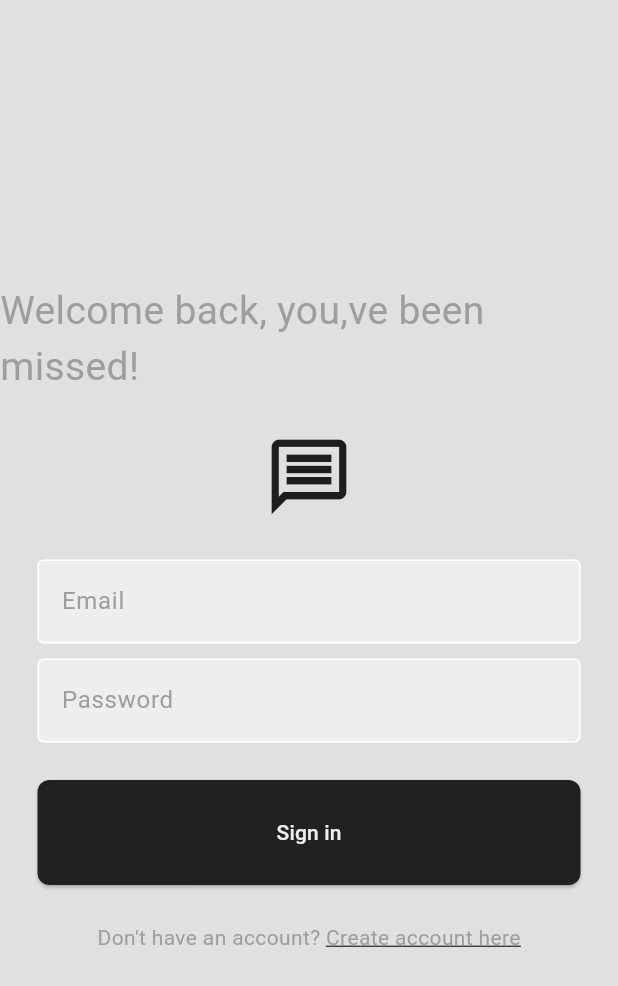
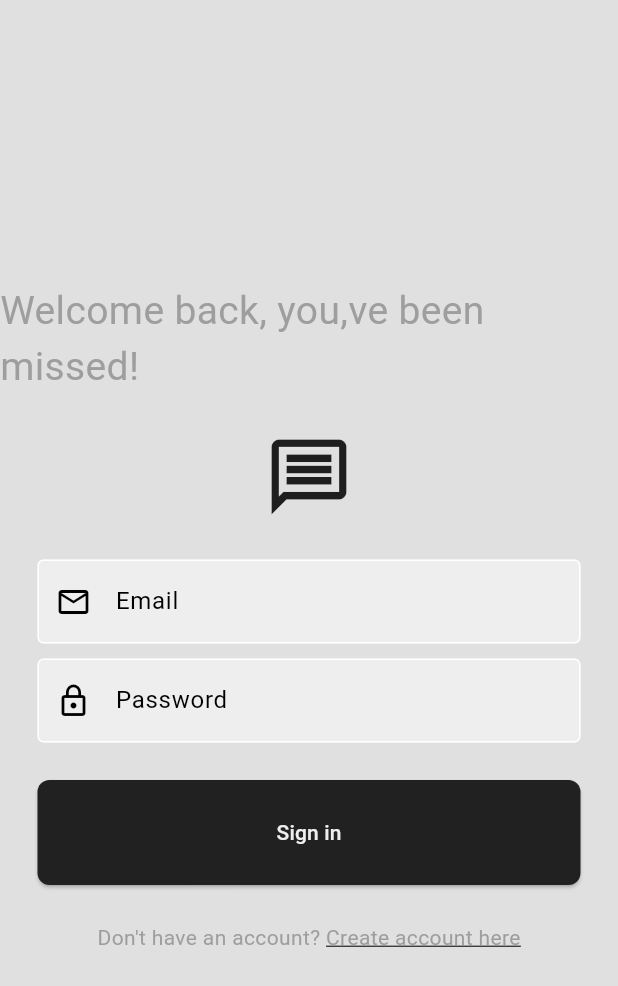
Before and after one commit to Ghornon/minimal-chat-app, a Flutter app: the screen it shows after launch, on a phone screen of 412 x 824 dp. Shown: the top 986 px of the screen. Run offline on Flutter 3.47's test engine with Material 3 defaults, Android fonts, the phone set to English and light mode, and no system bars; our stand-ins replace cloud_firestore, firebase_auth, firebase_core, flutter_svg; accounts and stored records are empty.

Commit message:
Update textfields

```diff
--- a/lib/components/custom_textfield.dart
+++ b/lib/components/custom_textfield.dart
@@ -6,6 +6,7 @@ class CustomTextFiled extends StatelessWidget {
   final TextEditingController controller;
   final FocusNode? focusNode;
   final String? Function(String?)? validator;
+  final Widget? prefixIcon;
 
   const CustomTextFiled({
     super.key,
@@ -14,6 +15,7 @@ class CustomTextFiled extends StatelessWidget {
     required this.controller,
     this.focusNode,
     this.validator,
+    this.prefixIcon,
   });
 
   @override
@@ -26,16 +28,17 @@ class CustomTextFiled extends StatelessWidget {
           validator: validator,
           decoration: InputDecoration(
             enabledBorder: OutlineInputBorder(
-                  borderSide: BorderSide(
-                      color: Theme.of(context).colorScheme.tertiary)),
+                borderSide:
+                    BorderSide(color: Theme.of(context).colorScheme.tertiary)),
             focusedBorder: OutlineInputBorder(
                 borderSide:
                     BorderSide(color: Theme.of(context).colorScheme.primary)),
             fillColor: Theme.of(context).colorScheme.secondary,
             filled: true,
-              hintText: hintText,
-              hintStyle:
-                  TextStyle(color: Theme.of(context).colorScheme.primary)),
+            labelText: hintText,
+            hintStyle: TextStyle(color: Theme.of(context).colorScheme.primary),
+            prefixIcon: prefixIcon,
+          ),
         ));
   }
 }
--- a/lib/pages/login_page.dart
+++ b/lib/pages/login_page.dart
@@ -67,6 +67,7 @@ class LoginPage extends StatelessWidget {
                   hintText: "Email",
                   obscureText: false,
                   controller: _emailController,
+                  prefixIcon: const Icon(Icons.email_outlined),
                   validator: (value) {
                     return RegExp(
                                 r"^[a-zA-Z0-9.a-zA-Z0-9.!#$%&'*+-/=?^_`{|}~]+@[a-zA-Z0-9]+\.[a-zA-Z]+")
@@ -84,6 +85,7 @@ class LoginPage extends StatelessWidget {
                   hintText: "Password",
                   obscureText: true,
                   controller: _passwordController,
+                  prefixIcon: const Icon(Icons.lock_outline),
                   validator: (value) {
                     if (value!.length < 6) {
                       return "Password must be at least 6 characters";
--- a/lib/pages/register_page.dart
+++ b/lib/pages/register_page.dart
@@ -65,6 +65,7 @@ class RegisterPage extends StatelessWidget {
                   hintText: "Email",
                   obscureText: false,
                   controller: _emailController,
+                  prefixIcon: const Icon(Icons.email_outlined),
                   validator: (value) {
                     return RegExp(
                                 r"^[a-zA-Z0-9.a-zA-Z0-9.!#$%&'*+-/=?^_`{|}~]+@[a-zA-Z0-9]+\.[a-zA-Z]+")
@@ -82,6 +83,7 @@ class RegisterPage extends StatelessWidget {
                   hintText: "Password",
                   obscureText: true,
                   controller: _passwordController,
+                  prefixIcon: const Icon(Icons.lock_outlined),
                   validator: (value) {
                     if (value!.length < 6) {
                       return "Password must be at least 6 characters";
@@ -99,6 +101,7 @@ class RegisterPage extends StatelessWidget {
                   hintText: "Retype password",
                   obscureText: true,
                   controller: _retypeController,
+                  prefixIcon: const Icon(Icons.lock_outline),
                   validator: (value) {
                     if (value!.length < 6) {
                       return "Password must be at least 6 characters";
```
Lines whose indentation alone changed are shown as unchanged.
